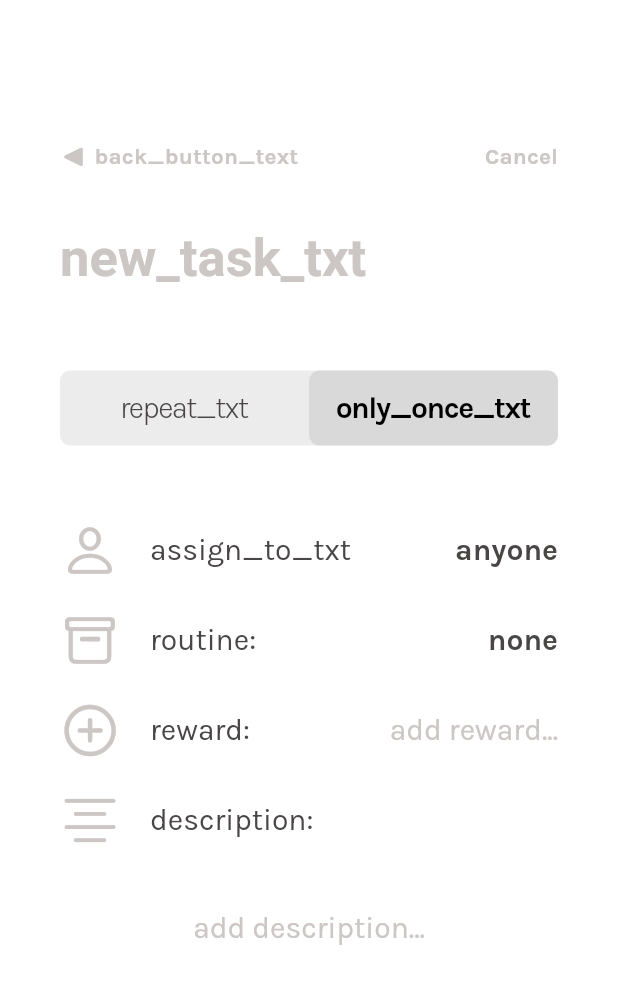
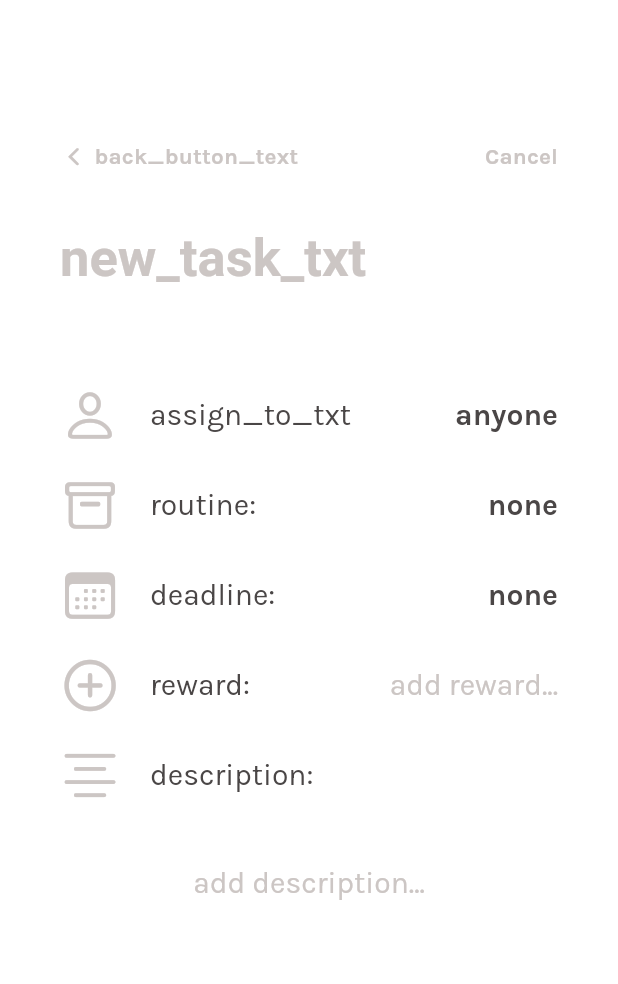
Before and after one commit to iloveproggen/relatee-frontend, a Flutter app: the NewTask screen opened directly with empty values, on a phone screen of 412 x 824 dp. Shown: the top 984 px of the screen. Run offline on Flutter 3.47's test engine with Material 3 defaults, Android fonts, the phone set to English and light mode, and no system bars; our stand-ins replace flutter_svg, get, graphql_flutter, shared_preferences; accounts and stored records are empty; Roboto replaces fonts that are missing (Sedan); statements that could not run were skipped.

Commit message:
added deadlines
deadline date picker in create new task screen and a deadline indicator on main screen

```diff
--- a/frontend_v1/lib/Create_New_ShopItem.dart
+++ b/frontend_v1/lib/Create_New_ShopItem.dart
@@ -87,7 +87,6 @@ class _NewShopItemState extends State<NewShopItem> {
   @override
   Widget build(BuildContext context) {
     return Scaffold(
-      backgroundColor: const Color.fromARGB(255, 243, 243, 243),
       body: SingleChildScrollView(
         child: Padding(
           padding: const EdgeInsets.only(top: 80, left: 40, right: 40),
--- a/frontend_v1/lib/Create_New_Task.dart
+++ b/frontend_v1/lib/Create_New_Task.dart
@@ -2,6 +2,7 @@ import 'package:flutter/cupertino.dart';
 import 'package:flutter/material.dart';
 import 'package:flutter/rendering.dart';
 import 'package:flutter/services.dart';
+import 'package:intl/intl.dart';
 import 'package:frontend_v1/main.dart';
 import 'package:frontend_v1/profileV2.dart';
 import 'package:get/get.dart';
@@ -40,16 +41,25 @@ Map<String, dynamic> pickedRoutine = nullRoutine;
 
 Map<String, dynamic> assignedToUser = nullUser;
 
+DateTime? deadline;
+
+String? deadlineString;
+
 bool isPermanent = false;
 
 void createNewTask(int? userId, String name, String description, int reward,
     int? routineId, Map<String, dynamic> userData) async {
+  if (deadline == null) {
+    deadlineString = null;
+  } else {
+    deadlineString = '${deadline?.toIso8601String().split('.')[0]}Z';
+  }
   final Map<String, dynamic> variables = {
     'userId': userId,
     'householdId': userData['householdId'],
     'routineId': routineId,
     'name': name.trim(),
-    'deadline': DateTime.now().toIso8601String().split('.')[0] + 'Z',
+    'deadline': deadlineString,
     'description': description,
     'reward': reward,
     'completed': false,
@@ -155,8 +165,7 @@ class _NewTaskState extends State<NewTask> {
   }
 
   bool _checkInputs() {
-    return taskName.text.isNotEmpty &&
-        taskPrice.text.isNotEmpty;
+    return taskName.text.isNotEmpty && taskPrice.text.isNotEmpty;
   }
 
   @override
@@ -169,6 +178,7 @@ class _NewTaskState extends State<NewTask> {
 
     assignedToUser = widget.householdUsers[0];
     pickedRoutine = widget.routines[0];
+    deadline = null;
   }
 
   void changePermanent() {
@@ -193,9 +203,8 @@ class _NewTaskState extends State<NewTask> {
                     style: ButtonStyle(
                         alignment: Alignment.centerRight,
                         padding: MaterialStateProperty.all(EdgeInsets.zero),
-                      animationDuration: Duration.zero
-                    ),
-                      onPressed: () {
+                        animationDuration: Duration.zero),
+                    onPressed: () async {
                       if (required) {
                         print(taskName.text);
                         print(taskPrice.text);
@@ -208,18 +217,18 @@ class _NewTaskState extends State<NewTask> {
                             int.parse(taskPrice.text),
                             pickedRoutine['id'],
                             widget.userData);
+
+                        update();
                         Get.back();
                       } else {
                         Get.back();
                       }
                     },
-                      child: Text(
-                        required ? "Confirm" : "Cancel",
+                    child: Text(required ? "Confirm" : "Cancel",
                         style: Theme.of(context).textTheme.labelLarge?.copyWith(
                             color: required
                                 ? Theme.of(context).colorScheme.onSecondary
-                                : const Color.fromARGB(255, 204, 198, 196))
-                      ),
+                                : const Color.fromARGB(255, 204, 198, 196))),
                   )
                 ],
               ),
@@ -248,86 +257,86 @@ class _NewTaskState extends State<NewTask> {
                   ),
                 ),
               ),
-              GestureDetector(
-                onTap: () {
-                  setState(() {
-                    changePermanent();
-                  });
-                },
-                child: Padding(
-                  // Hinzufügen von Padding um den Container
-                  padding: const EdgeInsets.only(
-                      top: 40), // Verschieben Sie den Slider nach unten
-                  child: Container(
-                    decoration: BoxDecoration(
-                      color: const Color(0x7FD9D9D9),
-                      borderRadius: BorderRadius.circular(7),
-                    ),
-                    child: Stack(
-                      alignment: Alignment.center,
-                      children: [
-                        AnimatedAlign(
-                          alignment: isPermanent
-                              ? Alignment.centerLeft
-                              : Alignment.centerRight,
-                          duration: const Duration(milliseconds: 200),
-                          curve: Curves.easeInOut,
-                          child: FractionallySizedBox(
-                            widthFactor: 0.5,
-                            child: Container(
-                              height: 50,
-                              decoration: BoxDecoration(
-                                color: const Color(0xFFD9D9D9),
-                                borderRadius: BorderRadius.circular(7),
-                              ),
-                            ),
-                          ),
-                        ),
-                        Row(
-                          children: [
-                            Expanded(
-                              child: Center(
-                                child: Text(
-                                  'repeat_txt'.tr,
-                                  style: TextStyle(
-                                    color: isPermanent
-                                        ? Colors.black
-                                        : const Color(0xFF4A4646),
-                                    fontSize: 20,
-                                    fontFamily: 'Karla',
-                                    fontWeight: isPermanent
-                                        ? FontWeight.w700
-                                        : FontWeight.w300,
-                                    height: 0,
-                                  ),
-                                ),
-                              ),
-                            ),
-                            Expanded(
-                              child: Center(
-                                child: Text(
-                                  'only_once_txt'.tr,
-                                  style: TextStyle(
-                                    color: !isPermanent
-                                        ? Colors.black
-                                        : const Color(0xFF4A4646),
-                                    fontSize: 20,
-                                    fontFamily: 'Karla',
-                                    fontWeight: !isPermanent
-                                        ? FontWeight.w700
-                                        : FontWeight.w300,
-                                    height: 0,
-                                  ),
-                                ),
-                              ),
-                            ),
-                          ],
-                        ),
-                      ],
-                    ),
-                  ),
-                ),
-              ),
+              // GestureDetector(
+              //   onTap: () {
+              //     setState(() {
+              //       changePermanent();
+              //     });
+              //   },
+              //   child: Padding(
+              //     // Hinzufügen von Padding um den Container
+              //     padding: const EdgeInsets.only(
+              //         top: 40), // Verschieben Sie den Slider nach unten
+              //     child: Container(
+              //       decoration: BoxDecoration(
+              //         color: const Color(0x7FD9D9D9),
+              //         borderRadius: BorderRadius.circular(7),
+              //       ),
+              //       child: Stack(
+              //         alignment: Alignment.center,
+              //         children: [
+              //           AnimatedAlign(
+              //             alignment: isPermanent
+              //                 ? Alignment.centerLeft
+              //                 : Alignment.centerRight,
+              //             duration: const Duration(milliseconds: 200),
+              //             curve: Curves.easeInOut,
+              //             child: FractionallySizedBox(
+              //               widthFactor: 0.5,
+              //               child: Container(
+              //                 height: 50,
+              //                 decoration: BoxDecoration(
+              //                   color: const Color(0xFFD9D9D9),
+              //                   borderRadius: BorderRadius.circular(7),
+              //                 ),
+              //               ),
+              //             ),
+              //           ),
+              //           Row(
+              //             children: [
+              //               Expanded(
+              //                 child: Center(
+              //                   child: Text(
+              //                     'repeat_txt'.tr,
+              //                     style: TextStyle(
+              //                       color: isPermanent
+              //                           ? Colors.black
+              //                           : const Color(0xFF4A4646),
+              //                       fontSize: 20,
+              //                       fontFamily: 'Karla',
+              //                       fontWeight: isPermanent
+              //                           ? FontWeight.w700
+              //                           : FontWeight.w300,
+              //                       height: 0,
+              //                     ),
+              //                   ),
+              //                 ),
+              //               ),
+              //               Expanded(
+              //                 child: Center(
+              //                   child: Text(
+              //                     'only_once_txt'.tr,
+              //                     style: TextStyle(
+              //                       color: !isPermanent
+              //                           ? Colors.black
+              //                           : const Color(0xFF4A4646),
+              //                       fontSize: 20,
+              //                       fontFamily: 'Karla',
+              //                       fontWeight: !isPermanent
+              //                           ? FontWeight.w700
+              //                           : FontWeight.w300,
+              //                       height: 0,
+              //                     ),
+              //                   ),
+              //                 ),
+              //               ),
+              //             ],
+              //           ),
+              //         ],
+              //       ),
+              //     ),
+              //   ),
+              // ),
               //const SliderWidgetWho(),
               const SizedBox(height: 40),
               AssignTo(
@@ -357,6 +366,68 @@ class _NewTaskState extends State<NewTask> {
                       ],
                     )
                   : Container(),
+              Row(
+                crossAxisAlignment: CrossAxisAlignment.center,
+                children: [
+                  Icon(CupertinoIcons.calendar,
+                      size: 40, color: Theme.of(context).colorScheme.tertiary),
+                  const SizedBox(width: 20, height: 60),
+                  Text("deadline:",
+                      style: Theme.of(context).textTheme.bodySmall),
+                  const Spacer(),
+                  TextButton(
+                    style: ButtonStyle(
+                      alignment: Alignment.centerRight,
+                      padding: MaterialStateProperty.all(EdgeInsets.zero),
+                    ),
+                    onPressed: () {
+                      showCupertinoModalPopup(
+                        context: context,
+                        builder: (BuildContext context) {
+                          return Container(
+                            color: Theme.of(context).colorScheme.background,
+                            height: 400,
+                            child: CupertinoDatePicker(
+                              mode: CupertinoDatePickerMode.date,
+                              initialDateTime: DateTime.now(),
+                              maximumYear: DateTime.now().year + 3,
+                              minimumYear: DateTime.now().year,
+                              onDateTimeChanged: (DateTime newDateTime) {
+                                print(newDateTime);
+                                setState(() {
+                                  deadline = newDateTime;
+                                });
+                              },
+                            ),
+                          );
+                        },
+                      );
+                    },
+                    child: Text(
+                      deadline != null
+                          ? DateFormat('dd-MM-yyyy').format(deadline!)
+                          : "none",
+                      style: Theme.of(context)
+                          .textTheme
+                          .bodySmall
+                          ?.copyWith(fontWeight: FontWeight.bold),
+                    ),
+                  ),
+                  deadline != null ? IconButton(
+                    style: ButtonStyle(alignment: Alignment.centerRight,
+                    animationDuration: Duration.zero,
+                    padding: MaterialStateProperty.all(EdgeInsets.zero)),
+                    icon: Icon(CupertinoIcons.clear,
+                        color: Theme.of(context).colorScheme.tertiary),
+                    onPressed: () {
+                      setState(() {
+                        deadline = null;
+                      });
+                    },
+                  )
+                  : Container(),
+                ],
+              ),
               Row(
                 crossAxisAlignment: CrossAxisAlignment.center,
                 children: [
@@ -425,7 +496,8 @@ class _NewTaskState extends State<NewTask> {
                     child: TextField(
                       cursorColor: Theme.of(context).colorScheme.onSecondary,
                       maxLines: 4,
-                          keyboardType: TextInputType.visiblePassword, // Add this line
+                      keyboardType:
+                          TextInputType.visiblePassword, // Add this line
 
                       controller: description,
                       textAlign: TextAlign.center,
@@ -737,7 +809,6 @@ class _AssignToState extends State<AssignTo> {
   }
 }
 
-
 /*
 
 class WeekdaySelector extends StatefulWidget {
--- a/frontend_v1/lib/assets/settings.json
+++ /dev/null
@@ -1,3 +0,0 @@
-{
-    "token": "null"
-}
--- a/frontend_v1/lib/profileV2.dart
+++ b/frontend_v1/lib/profileV2.dart
@@ -226,7 +226,7 @@ class BackIconRow extends StatelessWidget {
               child: Row(
                 children: [
                   Icon(
-                    CupertinoIcons.arrowtriangle_left_fill,
+                    CupertinoIcons.back,
                     color: Theme.of(context).colorScheme.tertiary,
                     size: 18,
                   ),
--- a/frontend_v1/lib/theme/dark_theme.dart
+++ b/frontend_v1/lib/theme/dark_theme.dart
@@ -31,6 +31,11 @@ ThemeData darktheme = ThemeData(
             color: Color.fromARGB(255, 204, 198, 196),
             fontSize: 20,
             fontFamily: "Karla",
+            fontWeight: FontWeight.bold),
+        labelLarge: TextStyle(
+            color: Color.fromARGB(255, 204, 198, 196),
+            fontSize: 15,
+            fontFamily: "Karla",
             fontWeight: FontWeight.bold)),
     colorScheme: const ColorScheme.light(
       background: Color.fromARGB(255, 50, 48, 48),
@@ -39,4 +44,5 @@ ThemeData darktheme = ThemeData(
       tertiary: Color.fromARGB(255, 183, 177, 175),
       onPrimary: Color.fromARGB(255, 74, 70, 70) ,
       onSecondary:Color.fromARGB(255, 204, 198, 196),
+      inversePrimary: Color(0xFF4A4646),
     ));
--- a/frontend_v1/lib/theme/light_theme.dart
+++ b/frontend_v1/lib/theme/light_theme.dart
@@ -44,4 +44,5 @@ ThemeData lighttheme = ThemeData(
       tertiary: Color.fromARGB(255, 204, 198, 196),
       onPrimary:Color.fromARGB(255, 204, 198, 196),
       onSecondary:Color.fromARGB(255, 130, 122, 122),
+      inversePrimary: Color(0xFF4A4646),
     ));
--- a/frontend_v1/pubspec.yaml
+++ b/frontend_v1/pubspec.yaml
@@ -76,6 +76,7 @@ flutter:
      - assets/images/green.svg
      - assets/images/yellow.svg
      - assets/images/red.svg
+     - assets/images/gray.svg
      - assets/images/relatee.svg
 
   # An image asset can refer to one or more resolution-specific "variants", see
```
Also changed, not shown: frontend_v1/lib/login.dart (+24 -18 lines), frontend_v1/lib/main.dart (+74 -31 lines), frontend_v1/assets/images/gray.svg (added). Lines whose indentation alone changed are shown as unchanged.
